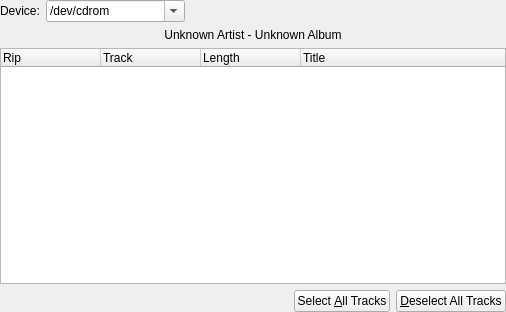
Before: the Qt Designer form tracks.ui in KDE/kaudiocreator, drawn with Qt 5.
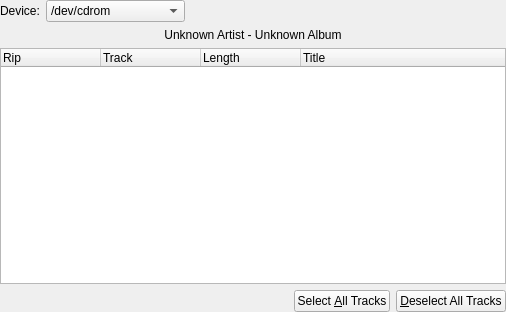
After: the same form once the commit is applied. Custom widgets are drawn as their Qt base class.

```diff
--- a/tracks.ui
+++ b/tracks.ui
@@ -52,7 +52,7 @@
         </sizepolicy>
        </property>
        <property name="editable" >
-        <bool>true</bool>
+        <bool>false</bool>
        </property>
        <item>
         <property name="text" >
```
